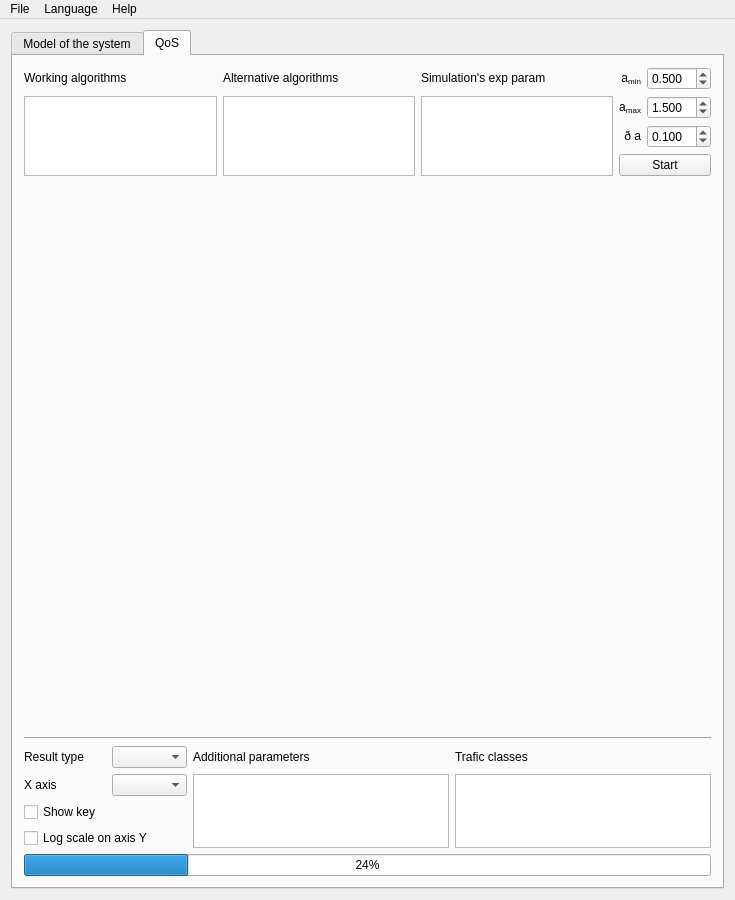
Qt form mainwindow.ui (adamkaliszan/AnyStreamProcess) before a commit.
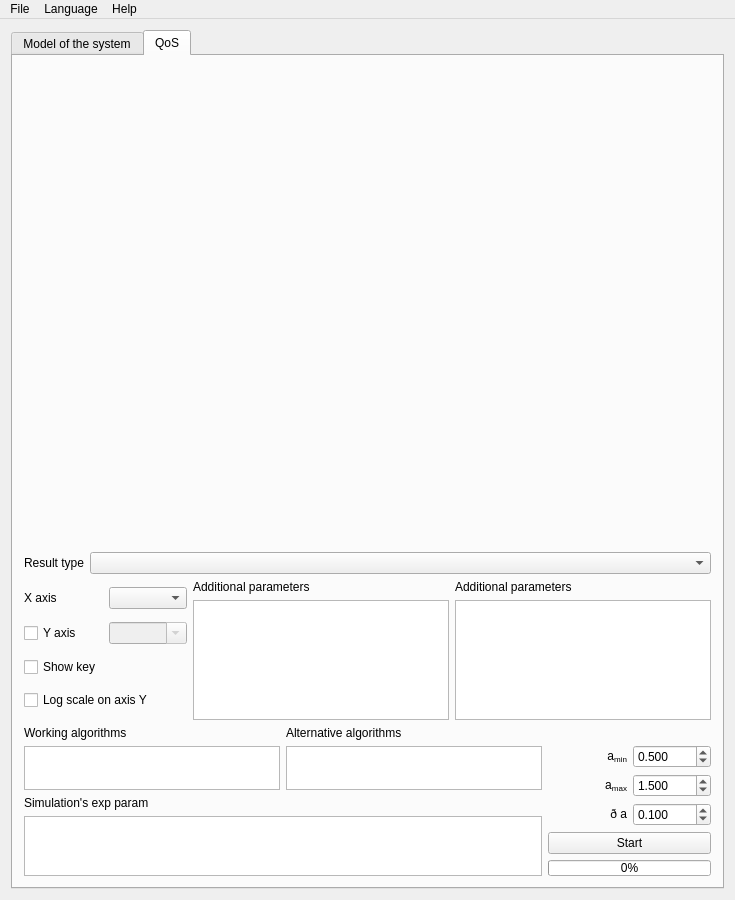
The same form after that commit. Icons and pictures are not drawn. Custom widgets are drawn as their Qt base class.

Commit message: 3d charts in progress

What changed in the file:
```diff
--- a/mainwindow.ui
+++ b/mainwindow.ui
@@ -782,84 +782,360 @@
        </attribute>
        <layout class="QVBoxLayout" name="verticalLayout">
         <item>
-         <layout class="QGridLayout" name="gridLayoutQoS_Algorithms">
-          <property name="sizeConstraint">
-           <enum>QLayout::SetMinimumSize</enum>
-          </property>
-          <item row="0" column="3">
-           <widget class="QLabel" name="label_Amin">
+         <layout class="QGridLayout" name="gridResultsPlot3d">
+          <item row="0" column="0">
+           <widget class="QChartView" name="widgetResultsPlot" native="true">
             <property name="sizePolicy">
-             <sizepolicy hsizetype="MinimumExpanding" vsizetype="Maximum">
+             <sizepolicy hsizetype="Minimum" vsizetype="Minimum">
               <horstretch>0</horstretch>
               <verstretch>0</verstretch>
              </sizepolicy>
             </property>
-            <property name="text">
-             <string>&lt;html&gt;&lt;head/&gt;&lt;body&gt;&lt;p&gt;a&lt;span style=&quot; vertical-align:sub;&quot;&gt;min&lt;/span&gt;&lt;/p&gt;&lt;/body&gt;&lt;/html&gt;</string>
-            </property>
-            <property name="alignment">
-             <set>Qt::AlignRight|Qt::AlignTrailing|Qt::AlignVCenter</set>
-            </property>
-           </widget>
-          </item>
-          <item row="1" column="1" rowspan="3">
-           <widget class="QListWidget" name="listWidgetAlgorithmsAlternative">
-            <property name="sizePolicy">
-             <sizepolicy hsizetype="MinimumExpanding" vsizetype="Maximum">
-              <horstretch>0</horstretch>
-              <verstretch>0</verstretch>
-             </sizepolicy>
-            </property>
-            <property name="baseSize">
+            <property name="minimumSize">
              <size>
-              <width>0</width>
+              <width>4</width>
               <height>0</height>
              </size>
             </property>
-            <property name="selectionMode">
-             <enum>QAbstractItemView::MultiSelection</enum>
+           </widget>
+          </item>
+         </layout>
+        </item>
+        <item>
+         <layout class="QHBoxLayout" name="horizontalLayout_ResultType">
+          <property name="sizeConstraint">
+           <enum>QLayout::SetDefaultConstraint</enum>
+          </property>
+          <item>
+           <widget class="QLabel" name="labelResultsQtType">
+            <property name="sizePolicy">
+             <sizepolicy hsizetype="Maximum" vsizetype="Maximum">
+              <horstretch>0</horstretch>
+              <verstretch>0</verstretch>
+             </sizepolicy>
+            </property>
+            <property name="text">
+             <string>Result type</string>
+            </property>
+           </widget>
+          </item>
+          <item>
+           <widget class="QComboBox" name="comboBoxResultsQtType">
+            <property name="sizePolicy">
+             <sizepolicy hsizetype="Minimum" vsizetype="Maximum">
+              <horstretch>0</horstretch>
+              <verstretch>0</verstretch>
+             </sizepolicy>
+            </property>
+           </widget>
+          </item>
+         </layout>
+        </item>
+        <item>
+         <layout class="QHBoxLayout" name="horizontalLayout_QosFunPar">
+          <property name="sizeConstraint">
+           <enum>QLayout::SetDefaultConstraint</enum>
+          </property>
+          <item>
+           <layout class="QGridLayout" name="gridLayoutCharts">
+            <property name="sizeConstraint">
+             <enum>QLayout::SetMaximumSize</enum>
+            </property>
+            <item row="0" column="0">
+             <widget class="QLabel" name="labelResultsQtX_axis">
+              <property name="sizePolicy">
+               <sizepolicy hsizetype="MinimumExpanding" vsizetype="Maximum">
+                <horstretch>0</horstretch>
+                <verstretch>0</verstretch>
+               </sizepolicy>
+              </property>
+              <property name="text">
+               <string>X axis</string>
+              </property>
+             </widget>
+            </item>
+            <item row="1" column="1">
+             <widget class="QComboBox" name="comboBoxResultsQtY_axis">
+              <property name="enabled">
+               <bool>false</bool>
+              </property>
+              <property name="sizePolicy">
+               <sizepolicy hsizetype="MinimumExpanding" vsizetype="Maximum">
+                <horstretch>0</horstretch>
+                <verstretch>0</verstretch>
+               </sizepolicy>
+              </property>
+              <property name="editable">
+               <bool>true</bool>
             </property>
            </widget>
           </item>
           <item row="0" column="1">
-           <widget class="QLabel" name="labelAlgorithmsAlternative">
+             <widget class="QComboBox" name="comboBoxResultsQtX_axis">
             <property name="sizePolicy">
              <sizepolicy hsizetype="MinimumExpanding" vsizetype="Maximum">
+                <horstretch>0</horstretch>
+                <verstretch>0</verstretch>
+               </sizepolicy>
+              </property>
+             </widget>
+            </item>
+            <item row="2" column="0" colspan="2">
+             <widget class="QCheckBox" name="checkBoxResultsQtShowKey">
+              <property name="sizePolicy">
+               <sizepolicy hsizetype="MinimumExpanding" vsizetype="Maximum">
+                <horstretch>0</horstretch>
+                <verstretch>0</verstretch>
+               </sizepolicy>
+              </property>
+              <property name="text">
+               <string>Show key</string>
+              </property>
+             </widget>
+            </item>
+            <item row="3" column="0" colspan="2">
+             <widget class="QCheckBox" name="checkBoxResultsQtLogScaleOnAxisY">
+              <property name="sizePolicy">
+               <sizepolicy hsizetype="MinimumExpanding" vsizetype="Maximum">
+                <horstretch>0</horstretch>
+                <verstretch>0</verstretch>
+               </sizepolicy>
+              </property>
+              <property name="text">
+               <string>Log scale on axis Y</string>
+              </property>
+             </widget>
+            </item>
+            <item row="1" column="0">
+             <widget class="QCheckBox" name="checkBoxY_axis">
+              <property name="text">
+               <string>Y axis</string>
+              </property>
+             </widget>
+            </item>
+           </layout>
+          </item>
+          <item>
+           <layout class="QVBoxLayout" name="verticalLayout_AdditionalPar1">
+            <item>
+             <widget class="QLabel" name="labelResultsQtAdditionalParameters1">
+              <property name="sizePolicy">
+               <sizepolicy hsizetype="MinimumExpanding" vsizetype="Maximum">
+                <horstretch>0</horstretch>
+                <verstretch>0</verstretch>
+               </sizepolicy>
+              </property>
+              <property name="text">
+               <string>Additional parameters</string>
+              </property>
+             </widget>
+            </item>
+            <item>
+             <widget class="QListWidget" name="listWidgetResultsQtAdditionalParameters1">
+              <property name="sizePolicy">
+               <sizepolicy hsizetype="Minimum" vsizetype="Maximum">
+                <horstretch>0</horstretch>
+                <verstretch>0</verstretch>
+               </sizepolicy>
+              </property>
+              <property name="minimumSize">
+               <size>
+                <width>0</width>
+                <height>10</height>
+               </size>
+              </property>
+              <property name="maximumSize">
+               <size>
+                <width>16777215</width>
+                <height>120</height>
+               </size>
+              </property>
+              <property name="selectionMode">
+               <enum>QAbstractItemView::MultiSelection</enum>
+              </property>
+             </widget>
+            </item>
+           </layout>
+          </item>
+          <item>
+           <layout class="QVBoxLayout" name="verticalLayout_AdditionalPar2">
+            <item>
+             <widget class="QLabel" name="labelResultsQtAdditionalParameters2">
+              <property name="sizePolicy">
+               <sizepolicy hsizetype="MinimumExpanding" vsizetype="Maximum">
+                <horstretch>0</horstretch>
+                <verstretch>0</verstretch>
+               </sizepolicy>
+              </property>
+              <property name="text">
+               <string>Additional parameters</string>
+              </property>
+             </widget>
+            </item>
+            <item>
+             <widget class="QListWidget" name="listWidgetResultsQtAdditionalParameters2">
+              <property name="enabled">
+               <bool>true</bool>
+              </property>
+              <property name="sizePolicy">
+               <sizepolicy hsizetype="Minimum" vsizetype="Maximum">
+                <horstretch>0</horstretch>
+                <verstretch>0</verstretch>
+               </sizepolicy>
+              </property>
+              <property name="minimumSize">
+               <size>
+                <width>0</width>
+                <height>10</height>
+               </size>
+              </property>
+              <property name="maximumSize">
+               <size>
+                <width>16777215</width>
+                <height>120</height>
+               </size>
+              </property>
+              <property name="selectionMode">
+               <enum>QAbstractItemView::MultiSelection</enum>
+              </property>
+             </widget>
+            </item>
+           </layout>
+          </item>
+         </layout>
+        </item>
+        <item>
+         <layout class="QHBoxLayout" name="horizontalLayout_Calculations">
+          <property name="sizeConstraint">
+           <enum>QLayout::SetDefaultConstraint</enum>
+          </property>
+          <item>
+           <layout class="QVBoxLayout" name="verticalLayout_AlgorithmsAndSimParams">
+            <property name="sizeConstraint">
+             <enum>QLayout::SetMaximumSize</enum>
+            </property>
+            <item>
+             <layout class="QHBoxLayout" name="horizontalLayout_Algorithms">
+              <item>
+               <layout class="QVBoxLayout" name="verticalLayout_ReleasedAlgorithms">
+                <property name="sizeConstraint">
+                 <enum>QLayout::SetMinimumSize</enum>
+                </property>
+                <item>
+                 <widget class="QLabel" name="labelAlgorithms">
+                  <property name="sizePolicy">
+                   <sizepolicy hsizetype="Minimum" vsizetype="Maximum">
               <horstretch>1</horstretch>
               <verstretch>0</verstretch>
              </sizepolicy>
             </property>
+                  <property name="baseSize">
+                   <size>
+                    <width>300</width>
+                    <height>0</height>
+                   </size>
+                  </property>
+                  <property name="text">
+                   <string>Working algorithms</string>
+                  </property>
+                 </widget>
+                </item>
+                <item>
+                 <widget class="QListWidget" name="listWidgetAlgorithms">
+                  <property name="sizePolicy">
+                   <sizepolicy hsizetype="Minimum" vsizetype="Maximum">
+                    <horstretch>0</horstretch>
+                    <verstretch>0</verstretch>
+                   </sizepolicy>
+                  </property>
+                  <property name="minimumSize">
+                   <size>
+                    <width>0</width>
+                    <height>10</height>
+                   </size>
+                  </property>
+                  <property name="maximumSize">
+                   <size>
+                    <width>16777215</width>
+                    <height>100</height>
+                   </size>
+                  </property>
+                  <property name="baseSize">
+                   <size>
+                    <width>0</width>
+                    <height>0</height>
+                   </size>
+                  </property>
+                  <property name="selectionMode">
+                   <enum>QAbstractItemView::MultiSelection</enum>
+                  </property>
+                  <property name="selectionBehavior">
+                   <enum>QAbstractItemView::SelectItems</enum>
+                  </property>
+                  <property name="layoutMode">
+                   <enum>QListView::SinglePass</enum>
+                  </property>
+                 </widget>
+                </item>
+               </layout>
+              </item>
+              <item>
+               <layout class="QVBoxLayout" name="verticalLayout_ExperimentalAlgorithms">
+                <property name="sizeConstraint">
+                 <enum>QLayout::SetMinimumSize</enum>
+                </property>
+                <item>
+                 <widget class="QLabel" name="labelAlgorithmsAlternative">
+                  <property name="sizePolicy">
+                   <sizepolicy hsizetype="Minimum" vsizetype="Maximum">
+                    <horstretch>2</horstretch>
+                    <verstretch>0</verstretch>
+                   </sizepolicy>
+                  </property>
             <property name="text">
              <string>Alternative algorithms</string>
             </property>
            </widget>
           </item>
-          <item row="1" column="4">
-           <widget class="QDoubleSpinBox" name="doubleSpinBox_aMax">
+                <item>
+                 <widget class="QListWidget" name="listWidgetAlgorithmsAlternative">
             <property name="sizePolicy">
-             <sizepolicy hsizetype="MinimumExpanding" vsizetype="Maximum">
+                   <sizepolicy hsizetype="Minimum" vsizetype="Maximum">
               <horstretch>0</horstretch>
               <verstretch>0</verstretch>
              </sizepolicy>
             </property>
-            <property name="decimals">
-             <number>3</number>
-            </property>
-            <property name="maximum">
-             <double>15.000000000000000</double>
-            </property>
-            <property name="singleStep">
-             <double>0.100000000000000</double>
-            </property>
-            <property name="value">
-             <double>1.500000000000000</double>
+                  <property name="minimumSize">
+                   <size>
+                    <width>0</width>
+                    <height>10</height>
+                   </size>
+                  </property>
+                  <property name="maximumSize">
+                   <size>
+                    <width>16777215</width>
+                    <height>100</height>
+                   </size>
+                  </property>
+                  <property name="baseSize">
+                   <size>
+                    <width>0</width>
+                    <height>0</height>
+                   </size>
+                  </property>
+                  <property name="selectionMode">
+                   <enum>QAbstractItemView::MultiSelection</enum>
             </property>
            </widget>
           </item>
-          <item row="0" column="2">
+               </layout>
+              </item>
+             </layout>
+            </item>
+            <item>
            <widget class="QLabel" name="label">
             <property name="sizePolicy">
-             <sizepolicy hsizetype="MinimumExpanding" vsizetype="Maximum">
+               <sizepolicy hsizetype="Minimum" vsizetype="Maximum">
               <horstretch>2</horstretch>
               <verstretch>0</verstretch>
              </sizepolicy>
@@ -875,29 +1151,19 @@
             </property>
            </widget>
           </item>
-          <item row="1" column="3">
-           <widget class="QLabel" name="label_Amax">
+            <item>
+             <widget class="QListWidget" name="listWidgetSimulationParameters">
             <property name="sizePolicy">
-             <sizepolicy hsizetype="MinimumExpanding" vsizetype="Maximum">
+               <sizepolicy hsizetype="Minimum" vsizetype="Maximum">
               <horstretch>0</horstretch>
               <verstretch>0</verstretch>
              </sizepolicy>
             </property>
-            <property name="text">
-             <string>&lt;html&gt;&lt;head/&gt;&lt;body&gt;&lt;p&gt;a&lt;span style=&quot; vertical-align:sub;&quot;&gt;max&lt;/span&gt;&lt;/p&gt;&lt;/body&gt;&lt;/html&gt;</string>
-            </property>
-            <property name="alignment">
-             <set>Qt::AlignRight|Qt::AlignTrailing|Qt::AlignVCenter</set>
-            </property>
-           </widget>
-          </item>
-          <item row="0" column="0">
-           <widget class="QLabel" name="labelAlgorithms">
-            <property name="sizePolicy">
-             <sizepolicy hsizetype="MinimumExpanding" vsizetype="Maximum">
-              <horstretch>2</horstretch>
-              <verstretch>0</verstretch>
-             </sizepolicy>
+              <property name="maximumSize">
+               <size>
+                <width>16777215</width>
+                <height>60</height>
+               </size>
             </property>
             <property name="baseSize">
              <size>
@@ -905,28 +1171,37 @@
               <height>0</height>
              </size>
             </property>
-            <property name="text">
-             <string>Working algorithms</string>
-            </property>
-           </widget>
-          </item>
-          <item row="2" column="3">
-           <widget class="QLabel" name="label_Adelta">
-            <property name="sizePolicy">
-             <sizepolicy hsizetype="MinimumExpanding" vsizetype="Maximum">
-              <horstretch>0</horstretch>
-              <verstretch>0</verstretch>
-             </sizepolicy>
+             </widget>
+            </item>
+           </layout>
+          </item>
+          <item>
+           <layout class="QVBoxLayout" name="verticalLayout_TrafficOffered">
+            <property name="sizeConstraint">
+             <enum>QLayout::SetMaximumSize</enum>
             </property>
-            <property name="text">
-             <string>&lt;html&gt;&lt;head/&gt;&lt;body&gt;&lt;p&gt;ð a&lt;/p&gt;&lt;/body&gt;&lt;/html&gt;</string>
-            </property>
-            <property name="alignment">
-             <set>Qt::AlignRight|Qt::AlignTrailing|Qt::AlignVCenter</set>
-            </property>
-           </widget>
-          </item>
-          <item row="2" column="4">
+            <item>
+             <spacer name="verticalSpacer">
+              <property name="orientation">
+               <enum>Qt::Vertical</enum>
+              </property>
+              <property name="sizeType">
+               <enum>QSizePolicy::Maximum</enum>
+              </property>
+              <property name="sizeHint" stdset="0">
+               <size>
+                <width>20</width>
+                <height>40</height>
+               </size>
+              </property>
+             </spacer>
+            </item>
+            <item>
+             <layout class="QGridLayout" name="gridLayoutQoS_Start">
+              <property name="sizeConstraint">
+               <enum>QLayout::SetMaximumSize</enum>
+              </property>
+              <item row="4" column="4">
            <widget class="QDoubleSpinBox" name="doubleSpinBox_aDelta">
             <property name="sizePolicy">
              <sizepolicy hsizetype="MinimumExpanding" vsizetype="Maximum">
@@ -951,48 +1226,7 @@
             </property>
            </widget>
           </item>
-          <item row="1" column="0" rowspan="3">
-           <widget class="QListWidget" name="listWidgetAlgorithms">
-            <property name="sizePolicy">
-             <sizepolicy hsizetype="MinimumExpanding" vsizetype="Maximum">
-              <horstretch>0</horstretch>
-              <verstretch>0</verstretch>
-             </sizepolicy>
-            </property>
-            <property name="baseSize">
-             <size>
-              <width>0</width>
-              <height>0</height>
-             </size>
-            </property>
-            <property name="selectionMode">
-             <enum>QAbstractItemView::MultiSelection</enum>
-            </property>
-            <property name="selectionBehavior">
-             <enum>QAbstractItemView::SelectItems</enum>
-            </property>
-            <property name="layoutMode">
-             <enum>QListView::SinglePass</enum>
-            </property>
-           </widget>
-          </item>
-          <item row="1" column="2" rowspan="3">
-           <widget class="QListWidget" name="listWidgetSimulationParameters">
-            <property name="sizePolicy">
-             <sizepolicy hsizetype="MinimumExpanding" vsizetype="Maximum">
-              <horstretch>0</horstretch>
-              <verstretch>0</verstretch>
-             </sizepolicy>
-            </property>
-            <property name="baseSize">
-             <size>
-              <width>300</width>
-              <height>0</height>
-             </size>
-            </property>
-           </widget>
-          </item>
-          <item row="3" column="3" colspan="2">
+              <item row="7" column="3" colspan="2">
            <widget class="QPushButton" name="pushButtonStart">
             <property name="sizePolicy">
              <sizepolicy hsizetype="MinimumExpanding" vsizetype="Maximum">
@@ -1005,7 +1239,7 @@
             </property>
            </widget>
           </item>
-          <item row="0" column="4">
+              <item row="2" column="4">
            <widget class="QDoubleSpinBox" name="doubleSpinBox_aMin">
             <property name="sizePolicy">
              <sizepolicy hsizetype="MinimumExpanding" vsizetype="Maximum">
@@ -1027,15 +1261,8 @@
             </property>
            </widget>
           </item>
-         </layout>
-        </item>
-        <item>
-         <layout class="QGridLayout" name="gridLayoutCharts">
-          <property name="sizeConstraint">
-           <enum>QLayout::SetMaximumSize</enum>
-          </property>
-          <item row="23" column="0" colspan="3">
-           <widget class="QCheckBox" name="checkBoxResultsQtShowKey">
+              <item row="2" column="3">
+               <widget class="QLabel" name="label_Amin">
             <property name="sizePolicy">
              <sizepolicy hsizetype="MinimumExpanding" vsizetype="Maximum">
               <horstretch>0</horstretch>
@@ -1043,167 +1270,85 @@
              </sizepolicy>
             </property>
             <property name="text">
-             <string>Show key</string>
-            </property>
-           </widget>
-          </item>
-          <item row="22" column="3" rowspan="3">
-           <widget class="QListWidget" name="listWidgetResultsQtAdditionalParameters1">
-            <property name="sizePolicy">
-             <sizepolicy hsizetype="MinimumExpanding" vsizetype="Maximum">
-              <horstretch>0</horstretch>
-              <verstretch>0</verstretch>
-             </sizepolicy>
-            </property>
-            <property name="selectionMode">
-             <enum>QAbstractItemView::MultiSelection</enum>
-            </property>
-           </widget>
-          </item>
-          <item row="22" column="4" rowspan="3">
-           <widget class="QListWidget" name="listWidgetResultsQtAdditionalParameters2">
-            <property name="enabled">
-             <bool>true</bool>
-            </property>
+                 <string>&lt;html&gt;&lt;head/&gt;&lt;body&gt;&lt;p&gt;a&lt;span style=&quot; vertical-align:sub;&quot;&gt;min&lt;/span&gt;&lt;/p&gt;&lt;/body&gt;&lt;/html&gt;</string>
+                </property>
+                <property name="alignment">
+                 <set>Qt::AlignRight|Qt::AlignTrailing|Qt::AlignVCenter</set>
+                </property>
+               </widget>
+              </item>
+              <item row="4" column="3">
+               <widget class="QLabel" name="label_Adelta">
             <property name="sizePolicy">
              <sizepolicy hsizetype="MinimumExpanding" vsizetype="Maximum">
               <horstretch>0</horstretch>
               <verstretch>0</verstretch>
              </sizepolicy>
             </property>
-            <property name="minimumSize">
-             <size>
-              <width>0</width>
-              <height>0</height>
-             </size>
-            </property>
-            <property name="selectionMode">
-             <enum>QAbstractItemView::MultiSelection</enum>
+                <property name="text">
+                 <string>&lt;html&gt;&lt;head/&gt;&lt;body&gt;&lt;p&gt;ð a&lt;/p&gt;&lt;/body&gt;&lt;/html&gt;</string>
+                </property>
+                <property name="alignment">
+                 <set>Qt::AlignRight|Qt::AlignTrailing|Qt::AlignVCenter</set>
             </property>
            </widget>
           </item>
-          <item row="20" column="4">
-           <widget class="QLabel" name="labelResultsQtAdditionalParameters2">
+              <item row="3" column="4">
+               <widget class="QDoubleSpinBox" name="doubleSpinBox_aMax">
             <property name="sizePolicy">
              <sizepolicy hsizetype="MinimumExpanding" vsizetype="Maximum">
               <horstretch>0</horstretch>
               <verstretch>0</verstretch>
              </sizepolicy>
             </property>
-            <property name="text">
-             <string>Trafic classes</string>
-            </property>
-           </widget>
-          </item>
-          <item row="20" column="3">
-           <widget class="QLabel" name="labelResultsQtAdditionalParameters1">
-            <property name="sizePolicy">
-             <sizepolicy hsizetype="MinimumExpanding" vsizetype="Maximum">
-              <horstretch>0</horstretch>
-              <verstretch>0</verstretch>
-             </sizepolicy>
-            </property>
-            <property name="text">
-             <string>Additional parameters</string>
-            </property>
-           </widget>
-          </item>
-          <item row="17" column="0" colspan="5">
-           <widget class="Line" name="line">
-            <property name="orientation">
-             <enum>Qt::Horizontal</enum>
+                <property name="decimals">
+                 <number>3</number>
+                </property>
+                <property name="maximum">
+                 <double>15.000000000000000</double>
+                </property>
+                <property name="singleStep">
+                 <double>0.100000000000000</double>
+                </property>
+                <property name="value">
+                 <double>1.500000000000000</double>
             </property>
            </widget>
           </item>
-          <item row="3" column="0" rowspan="3" colspan="5">
-           <widget class="QChartView" name="widgetResultsPlot" native="true">
+              <item row="3" column="3">
+               <widget class="QLabel" name="label_Amax">
             <property name="sizePolicy">
-             <sizepolicy hsizetype="Expanding" vsizetype="Expanding">
-              <horstretch>0</horstretch>
-              <verstretch>0</verstretch>
-             </sizepolicy>
-            </property>
-            <property name="minimumSize">
-             <size>
-              <width>4</width>
-              <height>0</height>
-             </size>
-            </property>
-           </widget>
-          </item>
-          <item row="20" column="0">
-           <widget class="QLabel" name="labelResultsQtType">
-            <property name="sizePolicy">
              <sizepolicy hsizetype="MinimumExpanding" vsizetype="Maximum">
               <horstretch>0</horstretch>
               <verstretch>0</verstretch>
              </sizepolicy>
             </property>
             <property name="text">
-             <string>Result type</string>
-            </property>
-           </widget>
-          </item>
-          <item row="22" column="0">
-           <widget class="QLabel" name="labelResultsQtX_axis">
-            <property name="sizePolicy">
-             <sizepolicy hsizetype="MinimumExpanding" vsizetype="Maximum">
-              <horstretch>0</horstretch>
-              <verstretch>0</verstretch>
-             </sizepolicy>
-            </property>
-            <property name="text">
-             <string>X axis</string>
-            </property>
-           </widget>
-          </item>
-          <item row="24" column="0" colspan="3">
-           <widget class="QCheckBox" name="checkBoxResultsQtLogScaleOnAxisY">
-            <property name="sizePolicy">
-             <sizepolicy hsizetype="MinimumExpanding" vsizetype="Maximum">
-              <horstretch>0</horstretch>
-              <verstretch>0</verstretch>
-             </sizepolicy>
-            </property>
-            <property name="text">
-             <string>Log scale on axis Y</string>
-            </property>
-           </widget>
-          </item>
-          <item row="20" column="2">
-           <widget class="QComboBox" name="comboBoxResultsQtType">
-            <property name="sizePolicy">
-             <sizepolicy hsizetype="MinimumExpanding" vsizetype="Maximum">
-              <horstretch>0</horstretch>
-              <verstretch>0</verstretch>
-             </sizepolicy>
-            </property>
-           </widget>
-          </item>
-          <item row="22" column="2">
-           <widget class="QComboBox" name="comboBoxResultsQtX_axis">
-            <property name="sizePolicy">
-             <sizepolicy hsizetype="MinimumExpanding" vsizetype="Maximum">
-              <horstretch>0</horstretch>
-              <verstretch>0</verstretch>
-             </sizepolicy>
-            </property>
-           </widget>
-          </item>
-         </layout>
-        </item>
-        <item>
+                 <string>&lt;html&gt;&lt;head/&gt;&lt;body&gt;&lt;p&gt;a&lt;span style=&quot; vertical-align:sub;&quot;&gt;max&lt;/span&gt;&lt;/p&gt;&lt;/body&gt;&lt;/html&gt;</string>
+                </property>
+                <property name="alignment">
+                 <set>Qt::AlignRight|Qt::AlignTrailing|Qt::AlignVCenter</set>
+                </property>
+               </widget>
+              </item>
+              <item row="8" column="3" colspan="2">
          <widget class="QProgressBar" name="progressBar">
           <property name="sizePolicy">
-           <sizepolicy hsizetype="MinimumExpanding" vsizetype="Maximum">
+                 <sizepolicy hsizetype="Minimum" vsizetype="Maximum">
             <horstretch>0</horstretch>
             <verstretch>0</verstretch>
            </sizepolicy>
           </property>
           <property name="value">
-           <number>24</number>
-          </property>
-         </widget>
+                 <number>0</number>
+                </property>
+               </widget>
+              </item>
+             </layout>
+            </item>
+           </layout>
+          </item>
+         </layout>
         </item>
        </layout>
       </widget>
```
Left out of the diff: 322 changed lines with no effect on the pictures. Lines whose indentation alone changed are shown as unchanged. The commit also changes 8 other files.
